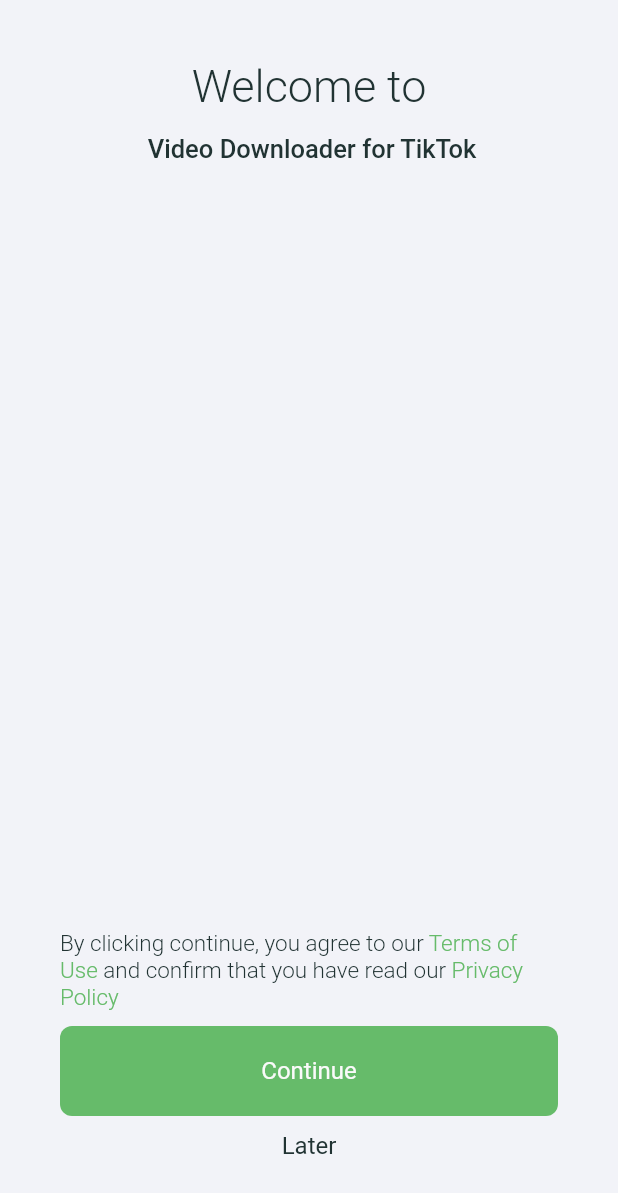
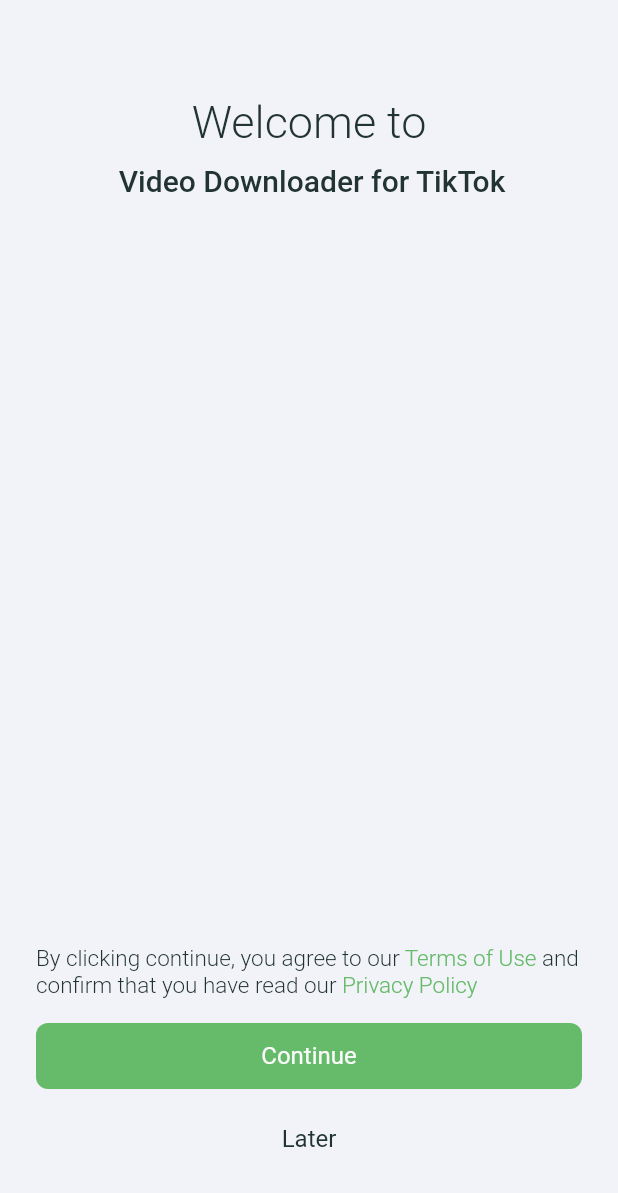
Before and after one commit to ginhoor/TopOne, a Flutter app: the screen it shows after launch, on a phone screen of 412 x 824 dp. Shown: the top 1193 px of the screen. Run offline on Flutter 3.47's test engine with Material 2 defaults, Android fonts, the phone set to English and light mode, and no system bars; our stand-ins replace cached_network_image, connectivity_plus, device_info_plus, dio, easy_localization, firebase_analytics and 12 more; missing offline and left inert: common_utils, flutter_downloader, flutter_tool_kit, gh_tool_package; accounts and stored records are empty.

Commit message:
feat: 增加debug，更新部分UI

```diff
--- a/lib/api/http_engine.dart
+++ b/lib/api/http_engine.dart
@@ -53,7 +53,7 @@ class HttpEngine extends BaseHttp {
   }
 
   APISign getAPISign(String path, Map<String, dynamic> params) {
-    final timestamp = currentTimestamp();
+    final timestamp = currentTimestamp;
     final version = AppInfoModule.instance.appVersion;
     final os = AppInfoModule.instance.sysInfo?.os ?? "";
 
--- a/lib/app/app_preference.dart
+++ b/lib/app/app_preference.dart
@@ -1,19 +1,7 @@
-class AppPreferenceKey {
-  /// int
-  // ignore: constant_identifier_names
-  static const String latest_download_complete_rate_date =
-      'latest_download_complete_rate_date';
+enum AppPreferenceKey {
+  latestAgreePrivacyDate("latestAgreePrivacyDate"),
+  hasNewHistoryDate("hasNewHistoryDate");
 
-  /// int
-  // ignore: constant_identifier_names
-  static const String latest_play_complete_rate_date =
-      'latest_play_complete_rate_date';
-
-  /// int
-  // ignore: constant_identifier_names
-  static const String latest_agree_privacy_date = 'latest_agree_privacy_date';
-
-  /// int
-  // ignore: constant_identifier_names
-  static const String has_new_history_date = 'has_new_history_date';
+  const AppPreferenceKey(this.value);
+  final String value;
 }
--- /dev/null
+++ b/lib/module/debug/debug_page+route.dart
@@ -0,0 +1,27 @@
+import 'package:flutter/src/widgets/navigator.dart';
+import 'package:flutter_tool_kit/error/axv_error.dart';
+import 'package:flutter_tool_kit/interface/page_route_handler_interface.dart';
+import 'package:top_one/app/app_navigator_observer.dart';
+import 'package:top_one/module/debug/debug_page.dart';
+
+class DebugPageRouteHandler implements PageRouteHandler {
+  static final DebugPageRouteHandler instance = DebugPageRouteHandler._instance();
+  factory DebugPageRouteHandler() => instance;
+  DebugPageRouteHandler._instance();
+
+  @override
+  String routeName = "debug";
+
+  Route page() {
+    var settings = RouteSettings(name: routeName);
+    var route = generateRoute(settings);
+    if (route == null) throw AXVError.paramsInvalid;
+    return route;
+  }
+
+  @override
+  Route? generateRoute(RouteSettings settings) {
+    if (settings.name == null || settings.name != routeName) return null;
+    return AppNavigator.buildRouter(settings, DebugPage());
+  }
+}
--- a/lib/module/history/history_page.dart
+++ b/lib/module/history/history_page.dart
@@ -72,11 +72,11 @@ class _HistoryPageState extends ConsumerState<HistoryPage> with TickerProviderSt
     return Scaffold(
       appBar: createAppNavbar(Text(LocaleKeys.history.tr())),
       backgroundColor: AppTheme.background,
-      body: _buildListView,
+      body: WillPopScope(onWillPop: AppNavigator.onWillPop, child: listView),
     );
   }
 
-  Widget get _buildListView {
+  Widget get listView {
     return Consumer(
       builder: (context, ref, child) {
         var adLoaded = ref.watch(provider).inlineadLoaded;
--- a/lib/module/index/index_page_vm.dart
+++ b/lib/module/index/index_page_vm.dart
@@ -98,9 +98,9 @@ class IndexPageVM extends ChangeNotifier {
         var filePath = path.join(value.savedDir, value.filename);
         PhotoLibraryService().saveVideo(filePath);
       });
-      showCustomRateView(null, AppPreferenceKey.latest_download_complete_rate_date);
+      StoreManager.instance.showInAppReview();
       // 记录红标
-      AppPreference.instance.setInt(AppPreferenceKey.has_new_history_date, currentMilliseconds());
+      AppPreference.instance.setInt(AppPreferenceKey.hasNewHistoryDate.value, currentMilliseconds);
     }
     notifyListeners();
   }
--- a/lib/module/privacy/privacy_launch_page.dart
+++ b/lib/module/privacy/privacy_launch_page.dart
@@ -7,8 +7,10 @@ import 'package:gh_tool_package/system/web.dart';
 import 'package:top_one/app/app_module/app_info_module.dart';
 import 'package:top_one/app/app_navigator_observer.dart';
 import 'package:top_one/app/app_preference.dart';
+import 'package:top_one/generated/locale_keys.g.dart';
 import 'package:top_one/module/index/index_page+route.dart';
 import 'package:top_one/theme/app_theme.dart';
+import 'package:top_one/theme/theme_config.dart';
 import 'package:top_one/view/toast.dart';
 import 'package:top_one/view/utils.dart';
 
@@ -22,15 +24,26 @@ class PrivacyLaunchPage extends StatefulWidget {
 class _PrivacyLaunchPageState extends State<PrivacyLaunchPage> {
   @override
   Widget build(BuildContext context) {
+    return Scaffold(
+      backgroundColor: AppTheme.background,
+      body: WillPopScope(
+        onWillPop: () async {
+          return false;
+        },
+        child: _content,
+      ),
+    );
+  }
+
+  Widget get _content {
     var subtitleStyle = const TextStyle(color: AppTheme.nearlyBlack, fontSize: 15, fontWeight: FontWeight.w300);
 
-    return Scaffold(
-      backgroundColor: AppTheme.background,
-      body: Stack(
+    return Stack(
       children: [
-          Positioned(
-            width: MediaQuery.of(context).size.width,
-            top: MediaQuery.of(context).padding.top + 40,
+        Align(
+          alignment: Alignment.center,
+          child: Padding(
+            padding: EdgeInsets.only(top: dPadding * 4),
             child: Column(
               crossAxisAlignment: CrossAxisAlignment.center,
               children: [
@@ -46,8 +59,7 @@ class _PrivacyLaunchPageState extends State<PrivacyLaunchPage> {
                     children: [
                       Text(
                         "Video Downloader for TikTok",
-                        style: TextStyle(
-                            color: AppTheme.nearlyBlack, fontSize: 17, fontWeight: FontWeight.w500, height: 1.5),
+                        style: TextStyle(color: AppTheme.nearlyBlack, fontSize: 20, fontWeight: FontWeight.w500),
                       ),
                     ],
                   ),
@@ -55,85 +67,94 @@ class _PrivacyLaunchPageState extends State<PrivacyLaunchPage> {
               ],
             ),
           ),
-          Positioned(
-            bottom: MediaQuery.of(context).padding.bottom + 40 + 10 + 100,
-            height: 100,
-            width: MediaQuery.of(context).size.width,
+        ),
+        Align(
+          alignment: Alignment.bottomCenter,
           child: Padding(
-              padding: const EdgeInsets.only(left: 40, right: 40),
-              child: Align(
-                alignment: Alignment.bottomLeft,
-                child: RichText(
+            padding: EdgeInsets.only(left: 24, right: 24),
+            child: Column(
+              mainAxisSize: MainAxisSize.min, // 设置 Column 的高度为子项内容的高度
+              children: [
+                RichText(
                   textAlign: TextAlign.start,
-                  maxLines: 5,
                   text: TextSpan(
                     children: [
-                      TextSpan(
-                        style: subtitleStyle,
-                        text: "privacy_subtile_1".tr(),
-                      ),
+                      TextSpan(style: subtitleStyle, text: LocaleKeys.privacy_subtile_1.tr()),
                       TextSpan(
                         style: subtitleStyle.copyWith(color: AppTheme.actionGreen),
-                        text: " ${"terms_of_use".tr()} ",
+                        text: " ${LocaleKeys.terms_of_use.tr()} ",
                         recognizer: TapGestureRecognizer()..onTap = () => launchInBrowser(kTermsOfServiceURL),
                       ),
                       TextSpan(
                         style: subtitleStyle,
-                        text: "privacy_subtile_2".tr(),
+                        text: LocaleKeys.privacy_subtile_2.tr(),
                       ),
                       TextSpan(
                         style: subtitleStyle.copyWith(color: AppTheme.actionGreen),
-                        text: " ${"privacy_policy".tr()}",
+                        text: " ${LocaleKeys.privacy_policy.tr()}",
                         recognizer: TapGestureRecognizer()..onTap = () => launchInBrowser(kPrivacyPolicyURL),
                       ),
                     ],
                   ),
                 ),
-              ),
-            ),
-          ),
-          Positioned(
-            bottom: MediaQuery.of(context).padding.bottom + 40,
-            child: SizedBox(
-              width: MediaQuery.of(context).size.width,
-              height: 100,
-              child: Padding(
-                padding: const EdgeInsets.only(left: 40, right: 40),
-                child: Column(
-                  children: [
+                SizedBox(height: dPadding),
                 SizedBox(
-                      height: 60,
+                  height: dBtnSize,
                   child: generateActionButton("continue", AppTheme.actionGreen, AppTheme.nearlyWhite, () async {
                     var page = IndexPageRouteHandler.instance.page();
                     AppNavigator.pushReplacementRoute(page);
-                        AppPreference.instance.setInt(AppPreferenceKey.latest_agree_privacy_date, currentTimestamp());
+                    AppPreference.instance.setInt(AppPreferenceKey.latestAgreePrivacyDate.value, currentTimestamp);
                   }),
                 ),
                 SizedBox(
-                      height: 40,
+                  height: dBtnSize * 1.5,
                   child: generateActionButton("later", Colors.transparent, AppTheme.nearlyBlack, () async {
                     showToast(context, const Text("privacy_skip_tips").tr());
                   }),
                 ),
+                SizedBox(height: dPadding * 2),
               ],
             ),
           ),
         ),
-          )
+        // Positioned(
+        //   bottom: MediaQuery.of(context).padding.bottom + 40 + 10 + 100,
+        //   height: 100,
+        //   width: MediaQuery.of(context).size.width,
+        //   child: Padding(
+        //     padding: const EdgeInsets.only(left: 40, right: 40),
+        //     child: Align(
+        //       alignment: Alignment.bottomLeft,
+        //       child: RichText(
+        //         textAlign: TextAlign.start,
+        //         maxLines: 5,
+        //         text: TextSpan(
+        //           children: [
+        //             TextSpan(
+        //               style: subtitleStyle,
+        //               text: "privacy_subtile_1".tr(),
+        //             ),
+        //             TextSpan(
+        //               style: subtitleStyle.copyWith(color: AppTheme.actionGreen),
+        //               text: " ${"terms_of_use".tr()} ",
+        //               recognizer: TapGestureRecognizer()..onTap = () => launchInBrowser(kTermsOfServiceURL),
+        //             ),
+        //             TextSpan(
+        //               style: subtitleStyle,
+        //               text: "privacy_subtile_2".tr(),
+        //             ),
+        //             TextSpan(
+        //               style: subtitleStyle.copyWith(color: AppTheme.actionGreen),
+        //               text: " ${"privacy_policy".tr()}",
+        //               recognizer: TapGestureRecognizer()..onTap = () => launchInBrowser(kPrivacyPolicyURL),
+        //             ),
+        //           ],
+        //         ),
+        //       ),
+        //     ),
+        //   ),
+        // ),
       ],
-      ),
     );
-    // return IntroductionScreen(
-    //   pages: [model],
-    //   showSkipButton: false,
-    //   showNextButton: false,
-    //   showDoneButton: false,
-    //   skipOrBackFlex: 0,
-    //   dotsFlex: 0,
-    //   nextFlex: 0,
-    //   freeze: true,
-    //   isProgress: false,
-    //   globalBackgroundColor: AppTheme.background,
-    // );
   }
 }
--- a/lib/service/ad/ad_service.dart
+++ b/lib/service/ad/ad_service.dart
@@ -13,7 +13,7 @@ class ADService {
   factory ADService() => instance;
 
   // 仅仅在打包时能被修改
-  final bool forceEnable = true;
+  final bool forceEnable = kReleaseMode ? true : false;
   bool enable = false;
 
   /// index
@@ -66,11 +66,11 @@ class ADService {
   AppLifecycleReactor? appLifecycleReactor;
   int latestInterstitialAdShowTime = 0;
   updateLatestInterstitialAdShowTime() {
-    latestInterstitialAdShowTime = currentTimestamp();
+    latestInterstitialAdShowTime = currentTimestamp;
   }
 
   bool shouldShowInterstitialAd() {
-    final offset = currentTimestamp() - latestInterstitialAdShowTime;
+    final offset = currentTimestamp - latestInterstitialAdShowTime;
     logDebug("shouldShowInterstitialAd offset: $offset");
     return offset > 60;
   }
--- a/lib/theme/theme_config.dart
+++ b/lib/theme/theme_config.dart
@@ -1,6 +1,7 @@
 import 'package:flutter/widgets.dart';
 
 double dPadding = 16.0;
+double dPadding2 = dPadding * 2;
 double dPadding_2 = dPadding / 2;
 
 double dBtnSize = 44;
--- a/pubspec.yaml
+++ b/pubspec.yaml
@@ -52,7 +52,8 @@ dependencies:
     # path: /Users/ginhoor/Workspace/Personal/Flutter/gh_tool_package
     git:
       url: https://github.com/ginhoor/GHToolPackage.git
-      ref: 1.0.0
+      # ref: 1.0.0
+      ref: develop
 
   flutter_tool_kit:
     git:
```
Also changed, not shown: lib/app/app_navigator_observer.dart (+13 -0 lines), lib/module/debug/debug_page.dart (added, +84 -0 lines), lib/module/debug/debug_page_notifier.dart (added, +105 -0 lines), lib/module/index/index_page.dart (+12 -8 lines), lib/module/settings/settings_page.dart (+23 -17 lines), lib/module/splash/splash_page.dart (+8 -2 lines), lib/module/video/video_preview_page.dart (+7 -4 lines), lib/tool/store_kit.dart (+26 -17 lines), pubspec.lock. Lines whose indentation alone changed are shown as unchanged.
